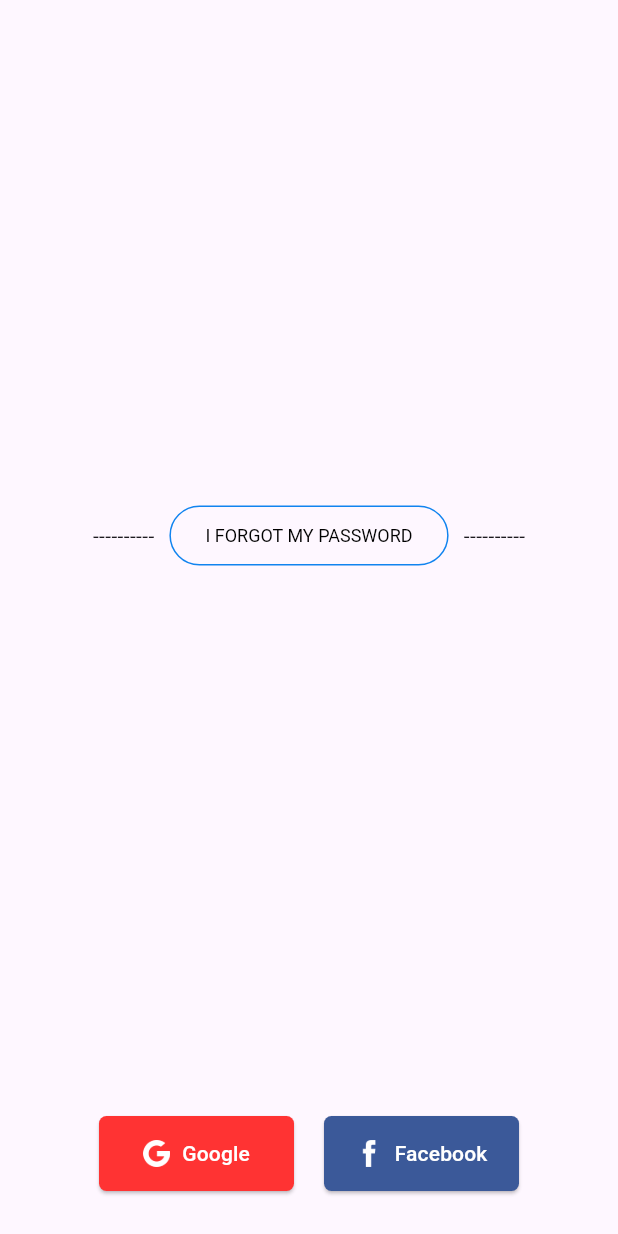
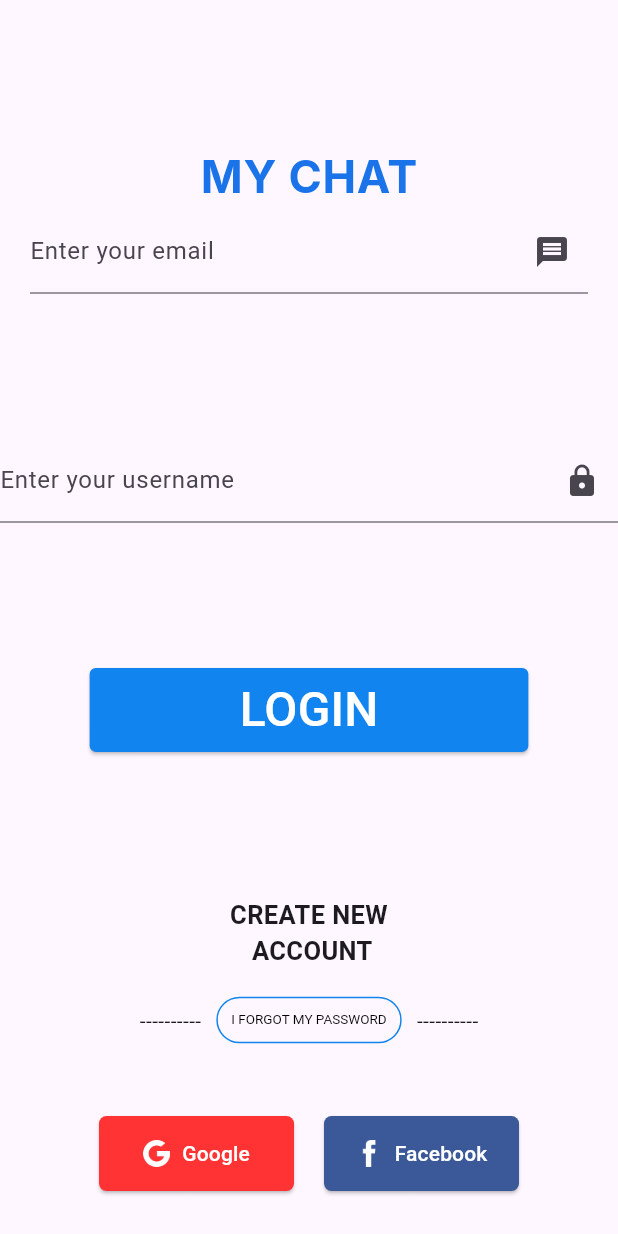
Before and after one commit to konradqweleg/MyChatClient, a Flutter app: the MainPanel screen opened directly, on a phone screen of 412 x 824 dp. Run offline on Flutter 3.47's test engine with Material 2 defaults, Android fonts, the phone set to English and light mode, and no system bars; our stand-ins replace google_fonts.

Commit message:
Create all controll views in login panel

```diff
--- a/lib/login.dart
+++ b/lib/login.dart
@@ -1,4 +1,5 @@
 import 'package:flutter/material.dart';
+import 'package:flutter/rendering.dart';
 import 'package:google_fonts/google_fonts.dart';
 import 'package:my_chat_client/resources/image_resources.dart';
 import 'package:my_chat_client/style/main_style.dart';
@@ -42,9 +43,53 @@
           crossAxisAlignment: CrossAxisAlignment.center,
           mainAxisSize: MainAxisSize.max,
           mainAxisAlignment: MainAxisAlignment.end,
+
           children: <Widget>[
             const Expanded(flex: 1,child: SizedBox(),)
             ,
+            NameApp()
+            ,
+            Container(
+              margin: const EdgeInsets.only(left: 20.0, right: 20.0),
+            child: TextFormField(
+              decoration: const InputDecoration(
+                suffixIcon: Icon(Icons.message),
+                border: UnderlineInputBorder(),
+                labelText: 'Enter your email',
+
+              ),
+            ),
+            ),
+            const Spacer(),
+            TextFormField(
+              decoration: const InputDecoration(
+                suffixIcon: Icon(Icons.lock),
+                border: UnderlineInputBorder(),
+                labelText: 'Enter your username',
+              ),
+            ),
+            const Spacer(),
+            ElevatedButton(
+              onPressed: () {},
+              style: ButtonStyle(
+                foregroundColor:MaterialStateProperty.all( Color(0xffffffff)),
+                backgroundColor:  MaterialStateProperty.all(Color(0xff1184EF)),
+                padding:  MaterialStateProperty.all(EdgeInsets.only(left:100,right:100,top:5,bottom: 5)),
+                shape: MaterialStateProperty.all( RoundedRectangleBorder(
+                  borderRadius: BorderRadius.circular(4.0),
+                )),
+              ),
+              child: const Text(
+                'LOGIN',
+                style: TextStyle(fontSize: 32),
+              ),
+            ),
+            const Spacer(),
+            const Text("CREATE NEW \n ACCOUNT"
+            ,
+              style: TextStyle(fontWeight: FontWeight.bold,fontSize: 17.0),
+              textAlign: TextAlign.center,
+            ),
             Container(
               child: Row(
                 mainAxisAlignment: MainAxisAlignment.center,
@@ -60,7 +105,7 @@
             )
             ,
 
-            const Spacer(),
+
             Container(
               margin: const EdgeInsets.all(20),
               child: Row(
@@ -182,11 +227,14 @@
     return OutlinedButton(
       onPressed: null,
       style: ButtonStyle(
+        minimumSize: MaterialStateProperty.all( Size.zero), // Set this
+        padding: MaterialStateProperty.all(EdgeInsets.all(10.0)),
         foregroundColor: MaterialStateProperty.all<Color>(Colors.black),
         shape: MaterialStateProperty.all(RoundedRectangleBorder(borderRadius: BorderRadius.circular(30.0))),
         side: MaterialStateProperty.all (BorderSide(width: 1.0, color: Color(0xff1184EF))),
         textStyle: MaterialStateProperty.all(const TextStyle(
-            fontSize: 12.0,
+            fontSize: 9.0,
+          color: const Color(0xff000000)
         )),
       ),
       child:  Text(textButton),
```
